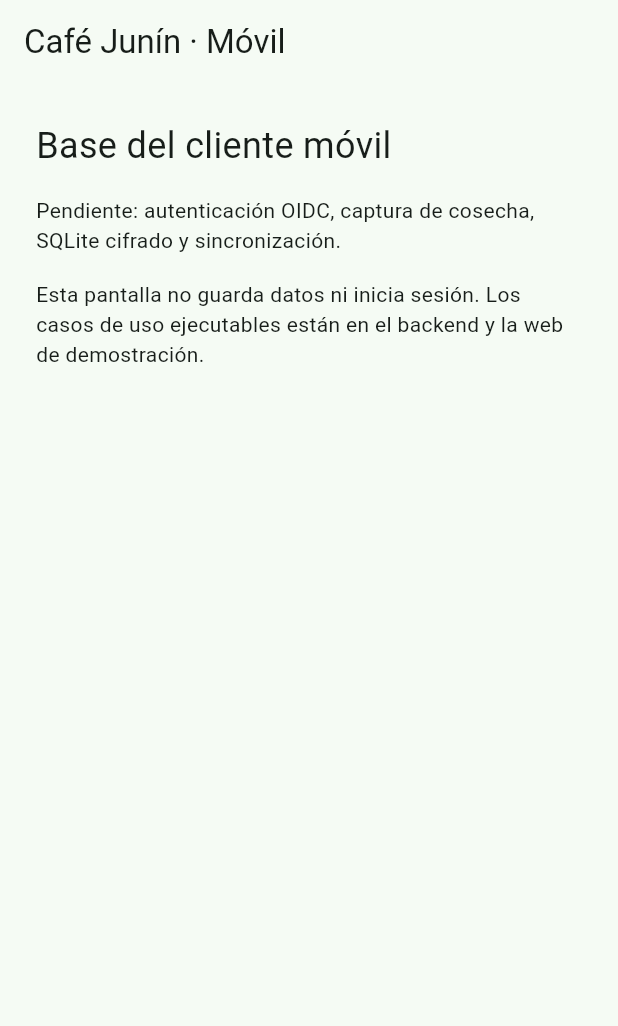
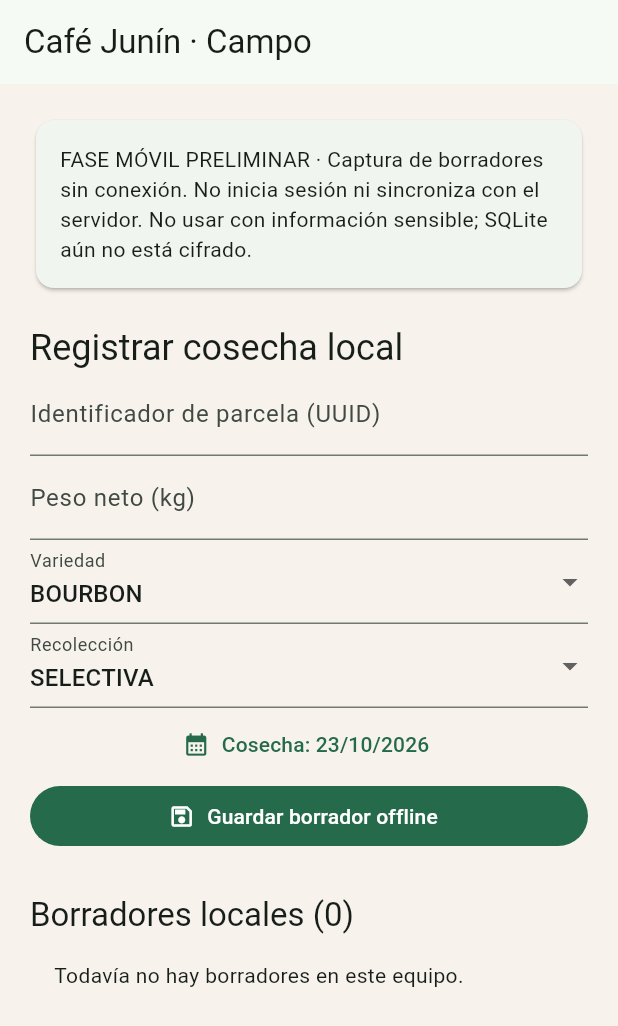
Before and after one commit to Jeanztq/CafeJunin_Proyecto, a Flutter app: the screen it shows after launch, on a phone screen of 412 x 824 dp. Shown: the top 1026 px of the screen. Run offline on Flutter 3.47's test engine with Material 3 defaults, Android fonts, the phone set to English and light mode, and no system bars; our stand-ins replace sqflite; accounts and stored records are empty.

Commit message:
Add offline mobile harvest drafts
Implements a Flutter harvest capture form with UUID-based draft records, local SQLite persistence, validation, and draft listing. Updates dependencies, app metadata, and README to document the preliminary offline scope and remaining authentication and synchronization work.

```diff
--- a/mobile/lib/main.dart
+++ b/mobile/lib/main.dart
@@ -1,22 +1,49 @@
 import 'package:flutter/material.dart';
+import 'package:uuid/uuid.dart';
+import 'data/draft_store.dart';
 
 void main() => runApp(const CafeJuninApp());
-
 class CafeJuninApp extends StatelessWidget {
   const CafeJuninApp({super.key});
   @override
-  Widget build(BuildContext context) => MaterialApp(
-    title: 'Café Junín',
-    theme: ThemeData(colorSchemeSeed: const Color(0xff285b42)),
-    home: Scaffold(
-      appBar: AppBar(title: const Text('Café Junín · Móvil')),
-      body: ListView(padding: const EdgeInsets.all(24), children: const [
-        Text('Base del cliente móvil', style: TextStyle(fontSize: 24)),
-        SizedBox(height: 16),
-        Text('Pendiente: autenticación OIDC, captura de cosecha, SQLite cifrado y sincronización.'),
-        SizedBox(height: 16),
-        Text('Esta pantalla no guarda datos ni inicia sesión. Los casos de uso ejecutables están en el backend y la web de demostración.'),
-      ]),
-    ),
-  );
+  Widget build(BuildContext context) => MaterialApp(title:'Café Junín', theme:ThemeData(colorScheme:ColorScheme.fromSeed(seedColor:const Color(0xff32624a)), scaffoldBackgroundColor:const Color(0xfff7f3ec), useMaterial3:true),home:const CapturePage());
 }
+class CapturePage extends StatefulWidget {
+  const CapturePage({super.key});
+  @override State<CapturePage> createState()=>_CapturePageState();
+}
+class _CapturePageState extends State<CapturePage> {
+  final _store=DraftStore(),_form=GlobalKey<FormState>();
+  final _parcel=TextEditingController(),_weight=TextEditingController();
+  String _variety='BOURBON',_collection='SELECTIVA';DateTime _date=DateTime.now();
+  List<Map<String,dynamic>> _drafts=[];bool _busy=false;String? _error;
+  @override void initState(){super.initState();_refresh();}
+  @override void dispose(){_parcel.dispose();_weight.dispose();super.dispose();}
+  Future<void> _refresh() async {try{final items=await _store.all();if(mounted)setState(()=>_drafts=items);}catch(_){if(mounted)setState(()=>_error='No se pudo abrir el almacenamiento local.');}}
+  Future<void> _save() async {
+    if(!_form.currentState!.validate())return;
+    setState((){_busy=true;_error=null;});
+    try {
+      final id=const Uuid().v4();
+      await _store.save({'id':id,'parcelaId':_parcel.text.trim(),'fechaCosecha':'${_date.year}-${_date.month.toString().padLeft(2,'0')}-${_date.day.toString().padLeft(2,'0')}','variedad':_variety,'tipoRecoleccion':_collection,'pesoKg':double.parse(_weight.text)});
+      _weight.clear();await _refresh();
+      if(mounted)ScaffoldMessenger.of(context).showSnackBar(const SnackBar(content:Text('Borrador guardado en este dispositivo.')));
+    } catch(_){if(mounted)setState(()=>_error='No se pudo guardar. Tus borradores anteriores se conservan.');}
+    finally{if(mounted)setState(()=>_busy=false);}
+  }
+  @override Widget build(BuildContext context)=>Scaffold(appBar:AppBar(title:const Text('Café Junín · Campo')),body:ListView(padding:const EdgeInsets.all(20),children:[
+    const Card(child:Padding(padding:EdgeInsets.all(16),child:Text('FASE MÓVIL PRELIMINAR · Captura de borradores sin conexión. No inicia sesión ni sincroniza con el servidor. No usar con información sensible; SQLite aún no está cifrado.'))),
+    const SizedBox(height:20),Text('Registrar cosecha local',style:Theme.of(context).textTheme.headlineSmall),
+    if(_error!=null)Text(_error!,style:const TextStyle(color:Colors.red)),
+    Form(key:_form,child:Column(crossAxisAlignment:CrossAxisAlignment.stretch,children:[
+      TextFormField(controller:_parcel,decoration:const InputDecoration(labelText:'Identificador de parcela (UUID)'),validator:(v)=>RegExp(r'^[0-9a-fA-F]{8}-[0-9a-fA-F]{4}-[0-9a-fA-F]{4}-[0-9a-fA-F]{4}-[0-9a-fA-F]{12}$').hasMatch(v?.trim()??'')?null:'Ingresa un UUID válido.'),
+      TextFormField(controller:_weight,decoration:const InputDecoration(labelText:'Peso neto (kg)'),keyboardType:const TextInputType.numberWithOptions(decimal:true),validator:(v){final n=double.tryParse(v??'');return n==null||!n.isFinite||n<=0||n>99999999.999||!RegExp(r'^\d+(\.\d{1,3})?$').hasMatch(v!)?'Peso válido con hasta tres decimales.':null;}),
+      DropdownButtonFormField<String>(value:_variety,decoration:const InputDecoration(labelText:'Variedad'),items:['BOURBON','TYPICA','GEISHA','CATIMOR'].map((v)=>DropdownMenuItem(value:v,child:Text(v))).toList(),onChanged:(v)=>setState(()=>_variety=v!)),
+      DropdownButtonFormField<String>(value:_collection,decoration:const InputDecoration(labelText:'Recolección'),items:['SELECTIVA','GENERAL'].map((v)=>DropdownMenuItem(value:v,child:Text(v))).toList(),onChanged:(v)=>setState(()=>_collection=v!)),
+      TextButton.icon(icon:const Icon(Icons.calendar_month),label:Text('Cosecha: ${_date.day}/${_date.month}/${_date.year}'),onPressed:()async{final d=await showDatePicker(context:context,initialDate:_date,firstDate:DateTime(2020),lastDate:DateTime.now());if(d!=null&&mounted)setState(()=>_date=d);}),
+      FilledButton.icon(onPressed:_busy?null:_save,icon:const Icon(Icons.save_outlined),label:Text(_busy?'Guardando…':'Guardar borrador offline')),
+    ])),const SizedBox(height:28),Text('Borradores locales (${_drafts.length})',style:Theme.of(context).textTheme.titleLarge),
+    if(_drafts.isEmpty)const Padding(padding:EdgeInsets.all(16),child:Text('Todavía no hay borradores en este equipo.')),
+    ..._drafts.map((d)=>Card(child:ListTile(leading:const Icon(Icons.cloud_off),title:Text('${d['variedad']} · ${d['pesoKg']} kg'),subtitle:Text('${d['fechaCosecha']}\n${d['id']}\nPendiente de autenticación y sincronización'),isThreeLine:true))),
+  ]));
+}
```
Also changed, not shown: mobile/lib/data/draft_store.dart (added, +24 -0 lines), mobile/pubspec.yaml (+6 -2 lines), 1 other file.
